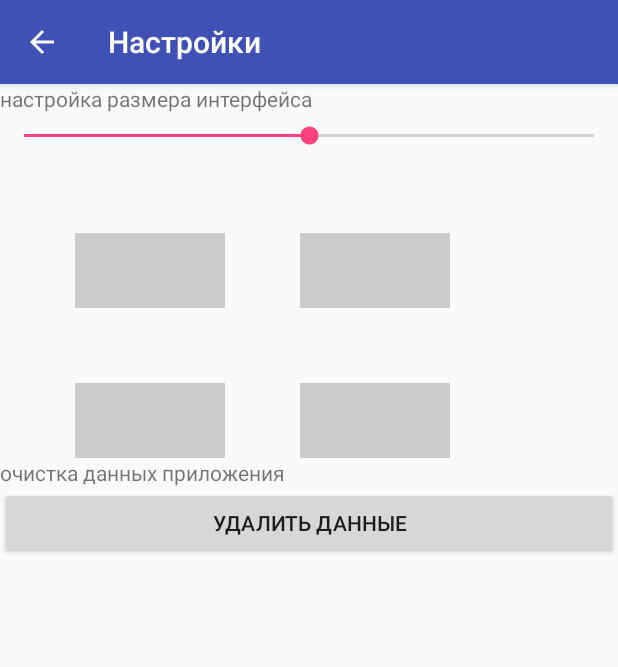
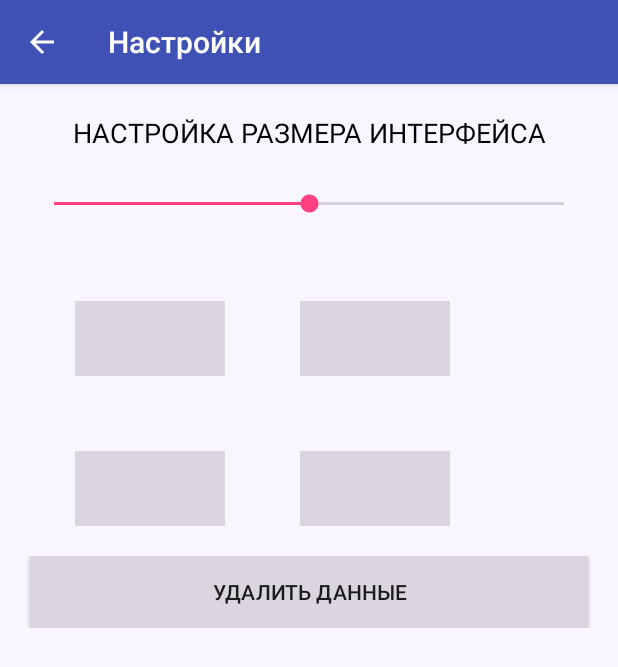
Before and after one commit to Texnar13/ItSchoolProject, an Android app: the SettingsActivity screen opened directly, with no data from a screen before it, on a phone screen of 412 x 824 dp. Shown: the top 667 px of the screen. Run offline under Robolectric (Android 15) with nearby library versions, the light colour scheme and no system bars.

Commit message:
edit_design

```diff
--- a/TeachersProgect/app/src/main/java/com/learning/texnar13/teachersprogect/LearnersAndGrades/LearnersAndGradesActivity.java
+++ b/TeachersProgect/app/src/main/java/com/learning/texnar13/teachersprogect/LearnersAndGrades/LearnersAndGradesActivity.java
@@ -103,6 +103,7 @@ public class LearnersAndGradesActivity extends AppCompatActivity {
         //текст заголовка ученика
         TextView headName = new TextView(this);
         headName.setText("Ф.И.");
+        headName.setTextSize(20);
         headName.setBackgroundColor(Color.parseColor("#bed7e9"));
         headName.setGravity(Gravity.CENTER);
         headName.setTextColor(Color.parseColor("#1f5b85"));
@@ -126,6 +127,7 @@ public class LearnersAndGradesActivity extends AppCompatActivity {
             //текст заголовка ученика
             TextView headDate = new TextView(this);
             headDate.setTextColor(Color.BLACK);
+            headDate.setTextSize(20);
             headDate.setBackgroundColor(Color.WHITE);
             headDate.setGravity(Gravity.CENTER);
             if (i > 9) {
@@ -155,6 +157,7 @@ public class LearnersAndGradesActivity extends AppCompatActivity {
             learnerNameOut.setBackgroundColor(Color.parseColor("#1f5b85"));
             //текст ученика
             TextView learnerName = new TextView(this);
+            learnerName.setTextSize(20);
             learnerName.setTextColor(Color.parseColor("#1f5b85"));
             learnerName.setBackgroundColor(Color.parseColor("#bed7e9"));
             learnerName.setGravity(Gravity.CENTER);
@@ -175,6 +178,7 @@ public class LearnersAndGradesActivity extends AppCompatActivity {
                 //текст
                 TextView learnerGrade = new TextView(this);
                 learnerGrade.setTextColor(Color.BLACK);
+                learnerGrade.setTextSize(20);
                 learnerGrade.setBackgroundColor(Color.WHITE);
                 learnerGrade.setGravity(Gravity.CENTER);
                 learnerGrade.setText(" " + "-" + "  ");
--- a/TeachersProgect/app/src/main/java/com/learning/texnar13/teachersprogect/ScheduleMonthActivity.java
+++ b/TeachersProgect/app/src/main/java/com/learning/texnar13/teachersprogect/ScheduleMonthActivity.java
@@ -285,7 +285,7 @@ public class ScheduleMonthActivity extends AppCompatActivity {
                 day.setTextSize(20);
                 day.setTextColor(Color.BLACK);
                 if (weekDay == 5 || weekDay == 6) {
-                    day.setBackgroundColor(Color.parseColor("#fdffdf"));//"#fbffb9"
+                    day.setBackgroundColor(Color.parseColor("#ebffd6"));//"#fbffb9"#fdffdf
                 } else
                     //day.setBackgroundColor(Color.WHITE);
                     day.setBackgroundColor(Color.WHITE);//"#fdffdf"parseColor()
--- a/TeachersProgect/app/src/main/java/com/learning/texnar13/teachersprogect/SettingsActivity.java
+++ b/TeachersProgect/app/src/main/java/com/learning/texnar13/teachersprogect/SettingsActivity.java
@@ -165,7 +165,7 @@ public class SettingsActivity extends AppCompatActivity {
 
         for (int i = 0; i < 4; i++) {
             tables[i] = new RelativeLayout(this);
-            tables[i].setBackgroundColor(Color.LTGRAY);
+            tables[i].setBackgroundColor(Color.parseColor("#dad5de"));
             tablesParams[i] = new RelativeLayout.LayoutParams(
                     (int) pxFromDp(2000 * multiplier), (int) pxFromDp(1000 * multiplier));
 
--- a/TeachersProgect/app/src/main/res/layout/activity_schedule_day.xml
+++ b/TeachersProgect/app/src/main/res/layout/activity_schedule_day.xml
@@ -5,7 +5,7 @@
     android:layout_width="match_parent"
     android:orientation="vertical"
     android:layout_height="match_parent"
-    android:background="#fdffdf"
+
     tools:context="com.learning.texnar13.teachersprogect.ScheduleDayActivity">
 
     <RelativeLayout
--- a/TeachersProgect/app/src/main/res/layout/activity_settings.xml
+++ b/TeachersProgect/app/src/main/res/layout/activity_settings.xml
@@ -1,19 +1,22 @@
 <?xml version="1.0" encoding="utf-8"?>
-<RelativeLayout xmlns:android="http://schemas.android.com/apk/res/android"
+<LinearLayout xmlns:android="http://schemas.android.com/apk/res/android"
     xmlns:app="http://schemas.android.com/apk/res-auto"
     xmlns:tools="http://schemas.android.com/tools"
     android:layout_width="match_parent"
     android:layout_height="match_parent"
+    android:orientation="vertical"
+    android:background="#faf6ff"
     tools:context="com.learning.texnar13.teachersprogect.SettingsActivity">
 
     <ScrollView
         android:layout_width="match_parent"
-        android:layout_height="match_parent">
+        android:layout_height="wrap_content"
+        >
 
         <LinearLayout
+            android:orientation="vertical"
             android:layout_width="match_parent"
-            android:layout_height="wrap_content"
-            android:orientation="vertical" >
+            android:layout_height="match_parent">
 
             <LinearLayout
                 android:layout_width="match_parent"
@@ -23,12 +26,21 @@
                 <TextView
                     android:layout_width="match_parent"
                     android:layout_height="wrap_content"
-                    android:text="настройка размера интерфейса" />
+                    android:layout_marginBottom="20dp"
+                    android:layout_marginTop="20dp"
+                    android:gravity="center"
+                    android:text="НАСТРОЙКА РАЗМЕРА ИНТЕРФЕЙСА"
+                    android:textColor="#000000"
+                    android:textSize="18dp" />
 
                 <SeekBar
                     android:id="@+id/activity_settings_seekBar"
                     android:layout_width="match_parent"
-                    android:layout_height="30dp" />
+                    android:layout_height="30dp"
+                    android:layout_marginEnd="20dp"
+                    android:layout_marginLeft="20dp"
+                    android:layout_marginRight="20dp"
+                    android:layout_marginStart="20dp" />
 
                 <LinearLayout
                     android:id="@+id/activity_settings_size_show_layout"
@@ -41,23 +53,23 @@
 
             <LinearLayout
                 android:layout_width="match_parent"
-                android:layout_height="match_parent"
+                android:layout_height="wrap_content"
+                android:layout_marginBottom="20dp"
+                android:layout_marginTop="20dp"
                 android:orientation="vertical">
 
-                <TextView
-                    android:id="@+id/textView4"
-                    android:layout_width="match_parent"
-                    android:layout_height="wrap_content"
-                    android:text="очистка данных приложения" />
-
                 <Button
+                    android:background="#dad5de"
+                    android:layout_gravity="center"
                     android:id="@+id/activity_settings_remove_data_button"
                     android:layout_width="match_parent"
                     android:layout_height="wrap_content"
+                    android:layout_marginStart="20dp"
+                    android:layout_marginLeft="20dp"
+                    android:layout_marginEnd="20dp"
+                    android:layout_marginRight="20dp"
                     android:text="удалить данные" />
             </LinearLayout>
-
         </LinearLayout>
     </ScrollView>
-
-</RelativeLayout>
+</LinearLayout>
--- a/TeachersProgect/app/src/main/res/layout/content_learners_and_grades.xml
+++ b/TeachersProgect/app/src/main/res/layout/content_learners_and_grades.xml
@@ -5,6 +5,8 @@
     android:layout_width="match_parent"
     android:layout_height="match_parent"
     android:orientation="vertical"
+
+    android:background="#e9e9e9"
     app:layout_behavior="@string/appbar_scrolling_view_behavior"
     tools:context="com.learning.texnar13.teachersprogect.LearnersAndGrades.LearnersAndGradesActivity"
     tools:showIn="@layout/activity_learners_and_grades">
@@ -14,12 +16,14 @@
         android:layout_height="wrap_content"
         android:orientation="horizontal"
         android:layout_marginTop="10dp"
+        android:background="#bed7e9"
         android:layout_marginBottom="10dp">
 
         <TextView
             android:layout_width="wrap_content"
             android:layout_height="match_parent"
             android:layout_marginLeft="10dp"
+            android:textColor="#000000"
             android:layout_marginStart="10dp"
             android:gravity="center"
             android:text="ПРЕДМЕТ:"
```
Also changed, not shown: TeachersProgect/app/src/main/java/com/learning/texnar13/teachersprogect/ScheduleDayActivity.java (+4 -4 lines), TeachersProgect/app/src/main/java/com/learning/texnar13/teachersprogect/listOf/ListOfAdapter.java (+11 -11 lines), TeachersProgect/app/src/main/res/drawable/calendar_left_arrow.png, TeachersProgect/app/src/main/res/drawable/calendar_right_arrow.png.
